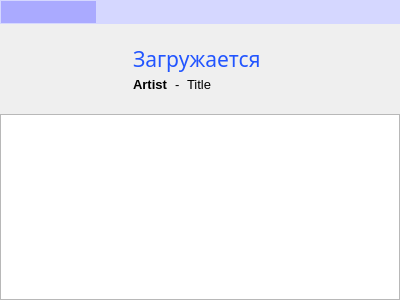
The window that resourses/loadform.ui (sashgorokhov-heaven/python-vkontakte-music-gui-old) describes before a commit, drawn with Qt 5.
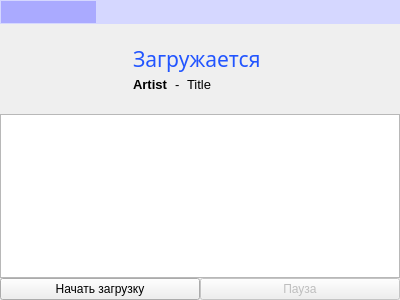
The same window after the commit. Icons and pictures are not drawn.

What changed in the file:
```diff
--- a/resourses/loadform.ui
+++ b/resourses/loadform.ui
@@ -260,6 +260,30 @@
    <item>
     <widget class="QListWidget" name="downloadListWidget"/>
    </item>
+   <item>
+    <layout class="QHBoxLayout" name="horizontalLayout_3">
+     <property name="topMargin">
+      <number>0</number>
+     </property>
+     <item>
+      <widget class="QPushButton" name="startButton">
+       <property name="text">
+        <string>Начать загрузку</string>
+       </property>
+      </widget>
+     </item>
+     <item>
+      <widget class="QPushButton" name="pauseButton">
+       <property name="enabled">
+        <bool>false</bool>
+       </property>
+       <property name="text">
+        <string>Пауза</string>
+       </property>
+      </widget>
+     </item>
+    </layout>
+   </item>
   </layout>
  </widget>
  <resources>
```
Left out of the diff: 8 changed lines with no effect on the pictures.
